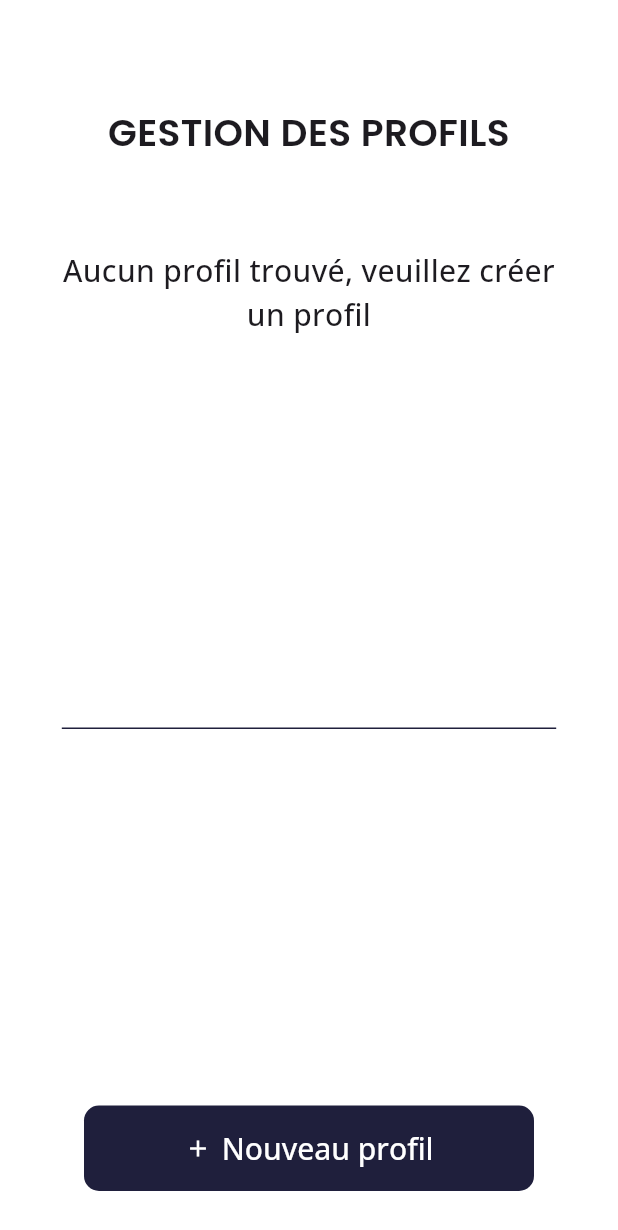
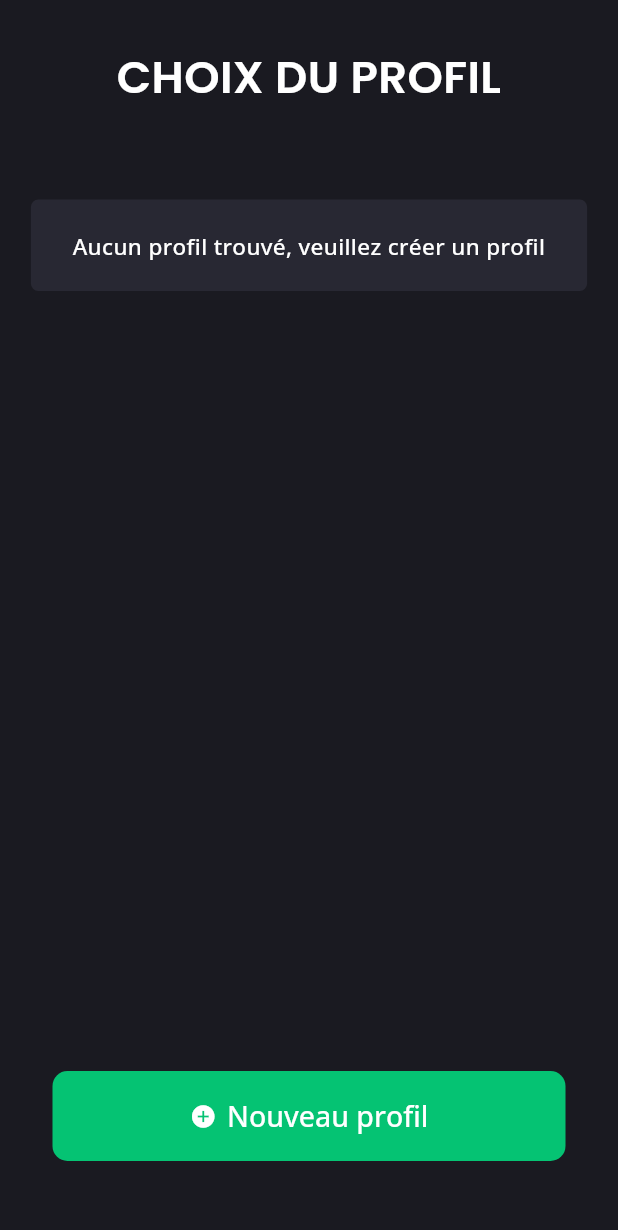
Before and after one commit to yahvya/morpheus, a Flutter app: the screen it shows after launch, on a phone screen of 412 x 824 dp. Shown: the top 1230 px of the screen. Run offline on Flutter 3.47's test engine with Material 3 defaults, Android fonts, the phone set to English and light mode, and no system bars; our stand-ins replace flutter_secure_storage.

Commit message:
ajout de l'extension des chaines de caractères avec la méthode capitalize ajout du composant de message ajout du composant bouton sans texte ajout du composant bouton textuel ajout du composant boite de dialogue

```diff
--- a/30.04.2024/mobile-app/lib/components/app_button.dart
+++ b/30.04.2024/mobile-app/lib/components/app_button.dart
@@ -25,7 +25,7 @@ class AppButton extends StatelessWidget{
     return ElevatedButton.icon(
       onPressed: onPressed,
       icon: Icon(icon),
-      label: PageModel.basicText(text: text),
+      label: PageModel.basicText(text: text,color: AppTheme.specialText.color),
       style: ButtonStyle(
         padding: MaterialStateProperty.all(const EdgeInsets.all(15)),
         shape: MaterialStateProperty.all(const RoundedRectangleBorder(
--- /dev/null
+++ b/30.04.2024/mobile-app/lib/components/app_message.dart
@@ -0,0 +1,23 @@
+import 'package:flutter/cupertino.dart';
+import 'package:mobileapp/pages/page_model.dart';
+
+import '../theme/app_theme.dart';
+
+/// @brief Affichage de message statique
+class AppMessage extends StatelessWidget{
+  const AppMessage({super.key, required this.message});
+
+  final String message;
+
+  @override
+  build(BuildContext context){
+    return Container(
+      decoration: BoxDecoration(
+        color: AppTheme.upperBackgroundColor.color,
+        borderRadius: const BorderRadius.all(Radius.circular(5))
+      ),
+      padding: const EdgeInsets.all(20),
+      child: PageModel.basicText(text: message,size: 15),
+    );
+  }
+}
--- a/30.04.2024/mobile-app/lib/main.dart
+++ b/30.04.2024/mobile-app/lib/main.dart
@@ -1,5 +1,5 @@
-import 'package:flutter/cupertino.dart';
 import 'package:flutter/material.dart';
+import 'package:flutter/services.dart';
 import 'package:mobileapp/app/profiles/profile_manager.dart';
 import 'package:mobileapp/pages/profile_page.dart';
 
@@ -7,6 +7,7 @@ void main() {
   WidgetsFlutterBinding.ensureInitialized();
 
   ProfileManager.loadProfiles().then((profiles){
+    SystemChrome.setPreferredOrientations([DeviceOrientation.portraitUp]).then((_){
       runApp(
         MaterialApp(
           title: "Morpheus",
@@ -15,4 +16,5 @@ void main() {
         )
       );
     });
+  });
 }
--- a/30.04.2024/mobile-app/lib/pages/page_model.dart
+++ b/30.04.2024/mobile-app/lib/pages/page_model.dart
@@ -6,6 +6,7 @@ abstract class PageModel{
   const PageModel();
 
   /// @brief Construis le modèle de page
+  /// @param pageContent contenu de la page
   /// @return La page construire
   static buildPage(pageContent){
     return Scaffold(
@@ -17,16 +18,19 @@ abstract class PageModel{
   /// @brief Formate un format de texte stylisé par défaut
   /// @param text le texte
   /// @param center si le texte doit être centré
+  /// @param size taille de la police
+  /// @param color Couleur à mettre
   /// @return le Composant text
-  static specialText({required String text,bool center = true}){
+  static specialText({required String text,bool center = true,double size = 30,Color? color}){
     return Text(
       text,
       softWrap: true,
       textAlign: center ? TextAlign.center : null,
-      style: const TextStyle(
-        fontSize: 25,
+      style: TextStyle(
+        fontSize: size,
         fontFamily: "Poppins",
         fontWeight: FontWeight.w600,
+        color: color ?? AppTheme.textColor.color
       ),
     );
   }
@@ -34,16 +38,19 @@ abstract class PageModel{
   /// @brief Formate un format de texte stylisé par défaut
   /// @param text le texte
   /// @param center si le texte doit être centré
+  /// @param size taille de la police
+  /// @param color Couleur à mettre
   /// @return le Composant text
-  static basicText({required String text,bool center = true}){
+  static basicText({required String text,bool center = true,double size = 19,Color? color}){
     return Text(
       text,
       softWrap: true,
       textAlign: center ? TextAlign.center : null,
-      style: const TextStyle(
-        fontSize: 20,
+      style: TextStyle(
+        fontSize: size,
         fontFamily: "OpenSans",
         fontWeight: FontWeight.w500,
+        color: color ?? AppTheme.textColor.color
       ),
     );
   }
--- a/30.04.2024/mobile-app/lib/pages/profile_page.dart
+++ b/30.04.2024/mobile-app/lib/pages/profile_page.dart
@@ -1,14 +1,15 @@
-import 'package:flutter/cupertino.dart';
 import 'package:flutter/material.dart';
 import 'package:mobileapp/app/profiles/profile_manager.dart';
 import 'package:mobileapp/components/app_button.dart';
+import 'package:mobileapp/components/app_dialog.dart';
+import 'package:mobileapp/components/app_text_button.dart';
 import 'package:mobileapp/pages/page_model.dart';
-import 'package:mobileapp/theme/app_theme.dart';
 
 import '../app/profiles/profile.dart';
+import '../components/app_message.dart';
 import '../components/app_profile.dart';
 
-/// @brief Page de gestion des profils
+/// @brief Page de gestion / choix des profils
 class ProfilePage extends StatefulWidget{
   const ProfilePage({required this.profiles});
 
@@ -29,81 +30,133 @@ class ProfilePageState extends State<ProfilePage>{
 
   @override
   build(BuildContext context){
-    return PageModel.buildPage(Center(
+    return PageModel.buildPage(SafeArea(
+      child: Center(
         child: Container(
-        padding: const EdgeInsets.only(bottom: 30),
+          padding: const EdgeInsets.only(bottom: 50),
           child: Column(
             mainAxisAlignment: MainAxisAlignment.spaceBetween,
             children: [
               Column(
                 children: [
-                const SizedBox(height: 70,),
-                PageModel.specialText(text: "Gestion des profils".toUpperCase()),
+                  const SizedBox(height: 30,),
+                  PageModel.specialText(text: "Choix du profil".toUpperCase()),
                   const SizedBox(height: 60),
-                Container(
-                  padding: const EdgeInsets.only(bottom: 30),
-                  height: 350,
-                  child: FractionallySizedBox(
-                    heightFactor: 1,
-                    widthFactor: 0.8,
-                    child: Container(
-                      decoration: BoxDecoration(
-                          border: Border(
-                              bottom: BorderSide(
-                                  color: AppTheme.specialBackgroundColor.color
-                              )
-                          )
-                      ),
-                      height: 350,
-                      child: profiles.isEmpty ? PageModel.basicText(text: "Aucun profil trouvé, veuillez créer un profil") : buildProfilesView(),
-                    )
-                  ),
-                )
+                  getListZone()
                 ],
               ),
               AppButton(
                 text: "Nouveau profil",
-              icon: Icons.add,
-              size: MaterialStateProperty.all(const Size(300,20)),
+                icon: Icons.add_circle,
+                size: MaterialStateProperty.all(Size(MediaQuery.of(context).size.width - 70,60)),
               )
             ],
+          ),
         ),
       ),
     ));
   }
 
-  ListView buildProfilesView(){
+  /// @brief Construis l'affichage de la liste des produits
+  /// @param context le contexte
+  /// @return L'affichage construis
+  List<Widget> buildProfilesView({required BuildContext context}){
     SizedBox separator = const SizedBox(height: 30);
-
-    return ListView.separated(
+    return [
+      const SizedBox(height: 30),
+      FractionallySizedBox(
+        widthFactor: 0.90,
+        child: Column(
+          children: [
+            const AppMessage(message: "Cliquez sur un profil pour démarrer l'enregistrement"),
+            const SizedBox(height: 40),
+            SizedBox(
+              height: MediaQuery.of(context).size.height / 2,
+              child: ListView.separated(
                   itemBuilder: (BuildContext context,int index){
                     return AppProfile(
                       profile: profiles[index],
                       index: index,
-            onClick: (int? index) => showRecordPage(profileIndex: index!),
-            onDelete: (int? index) => deleteProfile(index: index!),
+                      onClick: (int? index) => showRecordPage(index: index!),
+                      onDelete: (int? index) => deleteProfile(index: index!,context: context),
                     );
                   },
                   separatorBuilder: (BuildContext context,int index) => separator,
                   itemCount: profiles.length
+              ),
+            )
+          ],
+        )
+      )
+    ];
+  }
+
+  /// @return La zone d'affichage de list
+  Widget getListZone(){
+    return profiles.isEmpty ?
+      const FractionallySizedBox(
+        widthFactor: 0.90,
+        child: AppMessage(message: "Aucun profil trouvé, veuillez créer un profil"),
+      ) :
+      Column(children: buildProfilesView(context: context),);
+  }
+
+  /// @brief Affiche la page d'enregistrement
+  /// @param index index du profil
+  void showRecordPage({required int index}){
+
+  }
+
+  /// @brief Supprime un profil et met à jour l'écran
+  /// @param index index du profil
+  void deleteProfile({required int index,required BuildContext context}){
+    showDialog(
+      barrierDismissible: false,
+      context: context,
+      builder: (BuildContext builderContext) => AppDialog(
+        message: "Êtes-vous sûr de vouloir supprimer ce profil ?",
+        buttonsRow: buildValidationButtons(index: index,builderContext: builderContext)
+      )
     );
   }
 
-  /// @brief Affiche la page d'enregistrement
-  void showRecordPage({required int profileIndex}){
-
+  /// @brief Construis les boutons de validation
+  /// @param index Index du profil
+  /// @param builderContext contexte de construction du dialogue
+  /// @return les boutons construits
+  Widget buildValidationButtons({required int index,required BuildContext builderContext}){
+    return Row(
+      mainAxisAlignment: MainAxisAlignment.center,
+      children: [
+        AppTextButton(
+          text: "Annuler",
+          onClick: () => Navigator.pop(builderContext),
+        ),
+        const SizedBox(width: 30,),
+        AppTextButton(
+          text: "Oui",
+          onClick: (){
+            Navigator.pop(builderContext);
+            validateDeleteOf(index: index);
+          },
+        ),
+      ],
+    );
   }
 
-  void deleteProfile({required int index}){
+  /// @brief Valide la suppression d'un profil
+  /// @param index index du profil à supprimer
+  void validateDeleteOf({required int index}){
     try{
+      var deletedProfile = profiles.removeAt(index);
+
       ProfileManager.updateProfiles(profiles: profiles).then((success){
         if(!success) {
+          profiles.insert(index,deletedProfile);
           return;
         }
 
-        setState((){
-          profiles.removeAt(index);
-        });
+        setState((){});
       });
     }
     catch(_){}
--- a/30.04.2024/mobile-app/lib/theme/app_theme.dart
+++ b/30.04.2024/mobile-app/lib/theme/app_theme.dart
@@ -5,17 +5,22 @@ import 'package:flutter/material.dart';
 /// @brief Thème couleur de l'application
 enum AppTheme{
   /// @brief Couleur de fond de l'application
-  backgroundColor(color: Color.fromRGBO(255, 255, 255, 1.0)),
+  backgroundColor(color: Color.fromRGBO(26, 26, 33, 1.0)),
+
   /// @brief Couleur du texte sur "backgroundColor"
-  textColor(color: Color.fromRGBO(0, 0, 0, 1)),
-  // /// @brief Couleur de fond spéciale
-  specialBackgroundColor(color: Color.fromRGBO(31, 31, 60, 1.0)),
-  // /// @brief Couleur du texte sur "specialBackgroundColor"
-  specialText(color: Color.fromRGBO(255, 255, 255, 1));
-  // /// @brief Couleur de fond pouvant aller sur "backgroundColor"
-  // upperBackgroundColor(color: ),
-  // /// @brief Couleur du texte sur "upperBackgroundColor"
-  // upperText(color: );
+  textColor(color: Color.fromRGBO(255, 255, 255, 1.0)),
+
+  /// @brief Couleur de fond spéciale
+  specialBackgroundColor(color: Color.fromRGBO(5, 195, 115, 1.0)),
+
+  /// @brief Couleur du texte sur "specialBackgroundColor"
+  specialText(color: Color.fromRGBO(255, 255, 255, 1)),
+
+  /// @brief Couleur de fond pouvant aller sur "backgroundColor"
+  upperBackgroundColor(color: Color.fromRGBO(40, 40, 51, 1.0)),
+
+  /// @brief Couleur du texte sur "upperBackgroundColor"
+  upperText(color: Color.fromRGBO(255, 255, 255, 1));
 
   const AppTheme({required this.color});
 
```
Also changed, not shown: 30.04.2024/mobile-app/lib/app/utils/string_extensions.dart (added, +12 -0 lines), 30.04.2024/mobile-app/lib/components/app_dialog.dart (added, +48 -0 lines), 30.04.2024/mobile-app/lib/components/app_icon_button.dart (added, +33 -0 lines), 30.04.2024/mobile-app/lib/components/app_profile.dart (+58 -5 lines), 30.04.2024/mobile-app/lib/components/app_text_button.dart (added, +35 -0 lines). Lines whose indentation alone changed are shown as unchanged.
